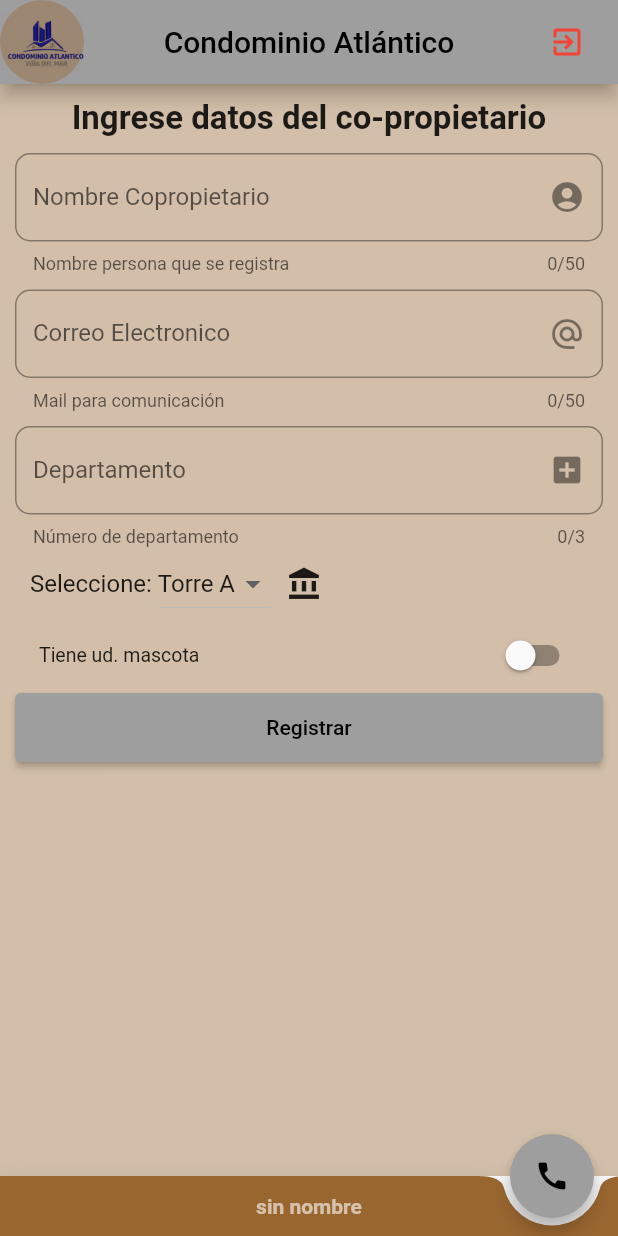
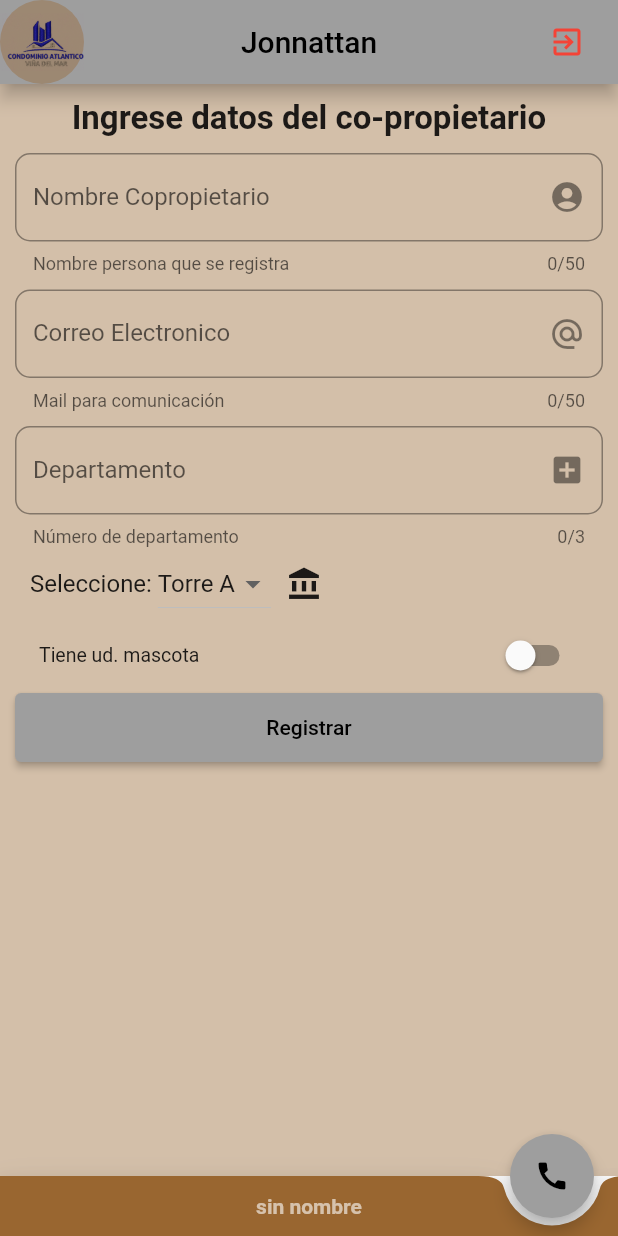
Before and after one commit to jonnattangc/jonnattan.phone, a Flutter app: the screen it shows after launch, on a phone screen of 412 x 824 dp. Run offline on Flutter 3.47's test engine with Material 2 defaults, Android fonts, the phone set to English and light mode, and no system bars; our stand-ins replace flutter_map, google_maps_flutter, latlong; missing offline and left inert: Atlantico, imei_plugin, permission, threading; network calls fail.

Commit message:
Trabajos iniciales

```diff
--- a/app_condominio/lib/main.dart
+++ b/app_condominio/lib/main.dart
@@ -10,9 +10,9 @@ class MyApp extends StatelessWidget {
   @override
   Widget build(BuildContext context) {
     return MaterialApp(
-      home: MyHomePage(title: 'Condominio Atlántico'),
+      home: MyHomePage(title: 'Jonnattan'),
       debugShowCheckedModeBanner: false,
-      title: 'Condominio Atlántico',
+      title: 'Jonnattan App',
       /*supportedLocales: [
             const Locale('en', 'US'),
             const Locale('es', 'ES'),
--- a/app_condominio/pubspec.yaml
+++ b/app_condominio/pubspec.yaml
@@ -1,5 +1,6 @@
-name: Atlantico
-description: App Oficial Condominio Atlántico.
+
+name: Jonnattan
+description: App Oficial Prueba Jonnattan
 version: 1.0.0+2
 environment:
   sdk: ">=2.1.0 <3.0.0"
```
Also changed, not shown: 1 other file.
